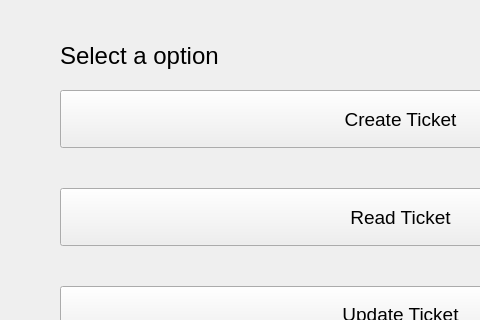
Old version of the form GJR/views/manageTicket.ui in the repository CaduRomaniello/GJR; both pictures show x 0 to 480 and y 0 to 320 of the 800 by 600 pixel window.
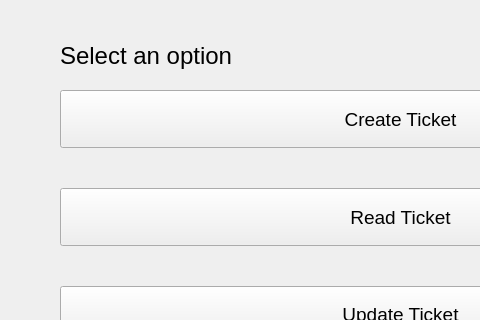
New version of the form.

Patch:
```diff
--- a/GJR/views/manageTicket.ui
+++ b/GJR/views/manageTicket.ui
@@ -29,7 +29,7 @@
      </font>
     </property>
     <property name="text">
-     <string>Select a option</string>
+     <string>Select an option</string>
     </property>
    </widget>
    <widget class="QPushButton" name="button_back">
```
Left out of the diff: 2 changed lines with no effect on the pictures.
